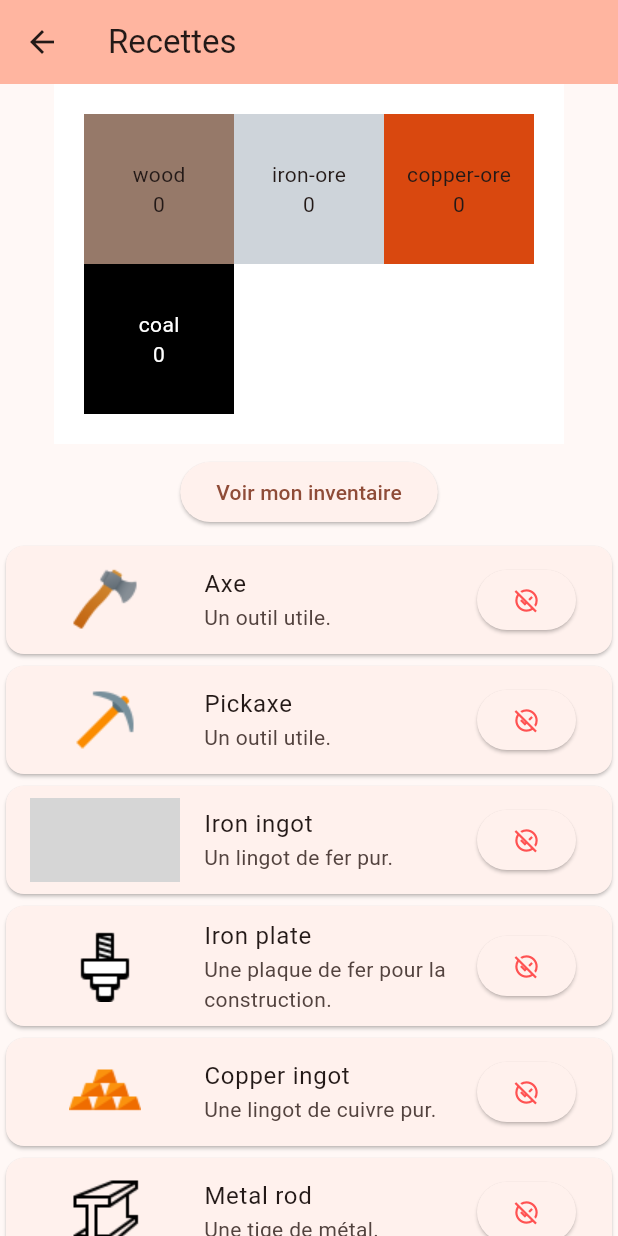
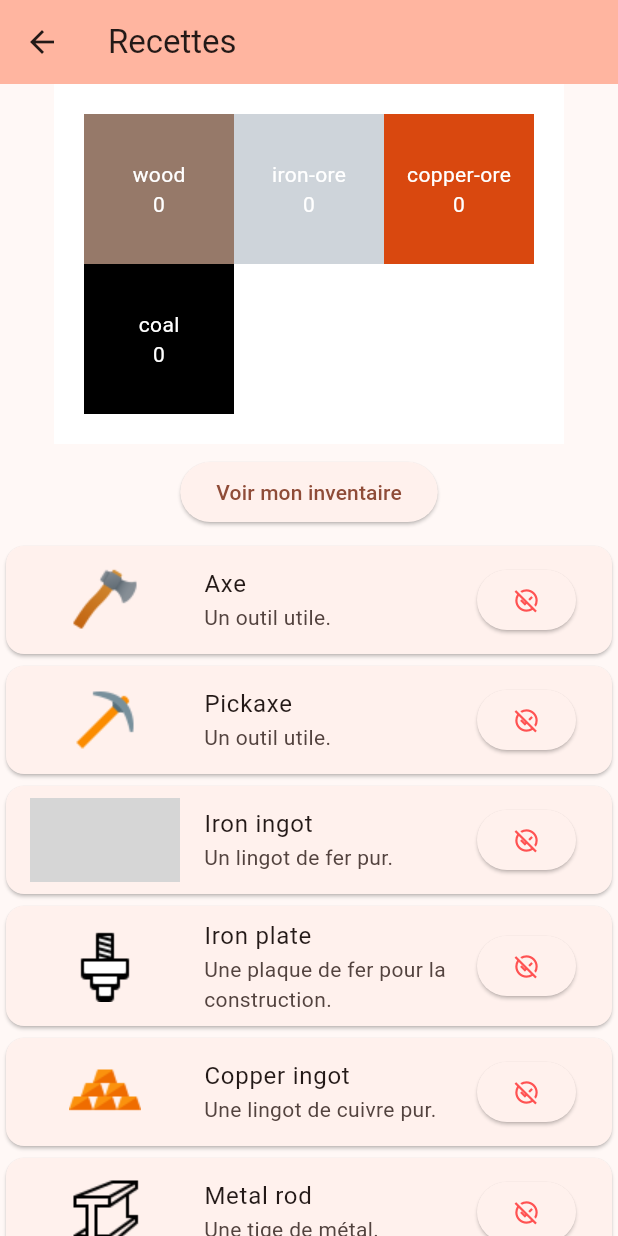
Before and after one commit to davg80/game_paper_clic, a Flutter app: the ReceipePage screen opened directly, on a phone screen of 412 x 824 dp. Run offline on Flutter 3.47's test engine with Material 3 defaults, Android fonts, the phone set to English and light mode, and no system bars; grey boxes are pictures that could not be loaded.

Commit message:
Fixed remove quantity resources

```diff
--- a/lib/models/receipe.dart
+++ b/lib/models/receipe.dart
@@ -57,21 +57,28 @@ class Resource {
   int quantity;
   String? color;
   String? picture;
+  bool? enable;
+
   Resource(
-      {required this.name, required this.quantity, this.color, this.picture});
+      {required this.name,
+      required this.quantity,
+      this.color,
+      this.picture,
+      this.enable});
 
   factory Resource.fromJson(Map<String, dynamic> json) => Resource(
         name: json["name"],
         quantity: json["quantity"],
         color: json["color"],
         picture: json["picture"],
+        enable: json["enable"],
       );
 
   Map<String, dynamic> toJson() => {"name": name, "quantity": quantity};
   @override
   String toString() {
     if (color != null && picture != null) {
-      return '{name: $name, quantity: $quantity, color: $color, picture: $picture}';
+      return '{name: $name, quantity: $quantity, color: $color, picture: $picture, enable: $enable}';
     }
     return '{name: $name, quantity: $quantity}';
   }
--- a/lib/pages/receipe_page.dart
+++ b/lib/pages/receipe_page.dart
@@ -22,6 +22,8 @@ class _ReceipePageState extends State<ReceipePage> {
   @override
   Widget build(BuildContext context) {
     receipes = Provider.of<ResourceApp>(context).receipeList;
+    List<Resource> resources =
+        Provider.of<ResourceApp>(context).currentResources;
     return Scaffold(
       appBar: AppBar(
         title: const Text('Recettes'),
@@ -33,13 +35,29 @@ class _ReceipePageState extends State<ReceipePage> {
             color: Colors.white,
             padding: const EdgeInsets.all(20.0),
             child: Wrap(
-              children: [
-                woodReceipeContainer(context),
-                ironOreReceipeContainer(context),
-                copperOreReceipeContainer(context),
-                coalReceipeContainer(context)
-              ],
-            ),
+                children: List.generate(resources.length, (index) {
+              return Container(
+                width: 100,
+                height: 100,
+                color: Color(int.parse(resources[index].color!.substring(1, 7),
+                        radix: 16) +
+                    0xff000000),
+                child: Column(
+                  mainAxisAlignment: MainAxisAlignment.center,
+                  crossAxisAlignment: CrossAxisAlignment.center,
+                  children: [
+                    Text(
+                      resources[index].name,
+                      style: const TextStyle(color: Colors.white),
+                    ),
+                    Text(
+                      resources[index].quantity.toString(),
+                      style: const TextStyle(color: Colors.white),
+                    )
+                  ],
+                ),
+              );
+            })),
           ),
           const ButtonInventoryRedirect(),
           SizedBox(
@@ -91,76 +109,6 @@ class _ReceipePageState extends State<ReceipePage> {
       ),
     );
   }
-
-  Container coalReceipeContainer(BuildContext context) {
-    return Container(
-      width: 100,
-      height: 100,
-      color: Provider.of<ResourceApp>(context).coalColor,
-      child: Column(
-        mainAxisAlignment: MainAxisAlignment.center,
-        crossAxisAlignment: CrossAxisAlignment.center,
-        children: [
-          Text(
-            Provider.of<ResourceApp>(context).coal.name.toString(),
-            style: const TextStyle(color: Colors.white),
-          ),
-          Text(
-            Provider.of<ResourceApp>(context).coal.quantity.toString(),
-            style: const TextStyle(color: Colors.white),
-          )
-        ],
-      ),
-    );
-  }
-
-  Container copperOreReceipeContainer(BuildContext context) {
-    return Container(
-      width: 100,
-      height: 100,
-      color: Provider.of<ResourceApp>(context).copperOreColor,
-      child: Column(
-        mainAxisAlignment: MainAxisAlignment.center,
-        crossAxisAlignment: CrossAxisAlignment.center,
-        children: [
-          Text(Provider.of<ResourceApp>(context).copperOre.name.toString()),
-          Text(Provider.of<ResourceApp>(context).copperOre.quantity.toString()),
-        ],
-      ),
-    );
-  }
-
-  Container ironOreReceipeContainer(BuildContext context) {
-    return Container(
-      width: 100,
-      height: 100,
-      color: Provider.of<ResourceApp>(context).ironOreColor,
-      child: Column(
-        mainAxisAlignment: MainAxisAlignment.center,
-        crossAxisAlignment: CrossAxisAlignment.center,
-        children: [
-          Text(Provider.of<ResourceApp>(context).ironOre.name.toString()),
-          Text(Provider.of<ResourceApp>(context).ironOre.quantity.toString()),
-        ],
-      ),
-    );
-  }
-
-  Container woodReceipeContainer(BuildContext context) {
-    return Container(
-      width: 100,
-      height: 100,
-      color: Provider.of<ResourceApp>(context).woodColor,
-      child: Column(
-        mainAxisAlignment: MainAxisAlignment.center,
-        crossAxisAlignment: CrossAxisAlignment.center,
-        children: [
-          Text(Provider.of<ResourceApp>(context).wood.name.toString()),
-          Text(Provider.of<ResourceApp>(context).wood.quantity.toString()),
-        ],
-      ),
-    );
-  }
 }
 
 class ButtonInventoryRedirect extends StatelessWidget {
--- a/lib/pages/resource_page.dart
+++ b/lib/pages/resource_page.dart
@@ -75,7 +75,8 @@ class _ResourceState extends State<ResourcePage> {
                                 onPressed: () {
                                   _incrementCounter(index);
                                 },
-                              child: Text(resources[index].quantity.toString()),
+                                child:
+                                    Text(resources[index].quantity.toString()),
                               ),
                             )
                           ]),
@@ -88,7 +89,8 @@ class _ResourceState extends State<ResourcePage> {
                   crossAxisCount: 2,
                   childAspectRatio: 2,
                 ),
-            )),
+              ),
+            ),
             containerTotalResource(context)
           ],
         ),
--- a/lib/provider/resource_app.dart
+++ b/lib/provider/resource_app.dart
@@ -12,22 +12,30 @@ class ResourceApp extends ChangeNotifier {
     name: 'wood',
     quantity: 0,
     color: '#967969',
-      picture: 'assets/images/wood.png');
+    picture: 'assets/images/wood.png',
+    enable: true,
+  );
   Resource ironOre = Resource(
     name: 'iron-ore',
     quantity: 0,
     color: '#ced4da',
-      picture: 'assets/images/iron-ore.png');
+    picture: 'assets/images/iron-ore.png',
+    enable: true,
+  );
   Resource copperOre = Resource(
     name: 'copper-ore',
     quantity: 0,
     color: '#d9480F',
-      picture: 'assets/images/copper-ore.png');
+    picture: 'assets/images/copper-ore.png',
+    enable: true,
+  );
   Resource coal = Resource(
     name: 'coal',
     quantity: 0,
     color: '#000000',
-      picture: 'assets/images/coal.png');
+    picture: 'assets/images/coal.png',
+    enable: false,
+  );
 
   List<Receipe> inventory = [];
   List<Receipe> receipeList = [];
@@ -115,10 +123,10 @@ class ResourceApp extends ChangeNotifier {
           resources[0].name == regularResources[0].name) {
         if (regularResources[0].quantity == 1) {
           findReceipe(receipeId).completed = false;
-          findResource(resources[0].name).quantity--;
         }
       }
     });
+    findResource(receipe.resources[0].name).quantity--;
     // print(inventory);
     notifyListeners();
   }
```
Lines whose indentation alone changed are shown as unchanged.
